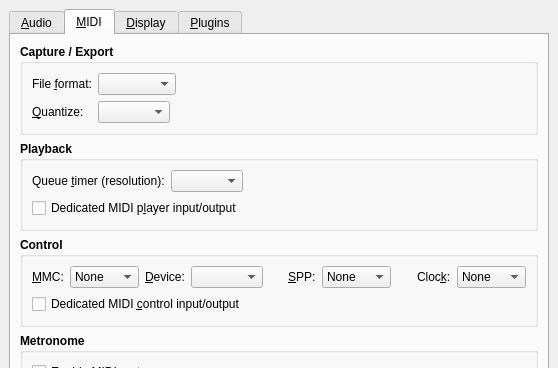
First picture: the form in src/qtractorOptionsForm.ui, repository rncbc/qtractor, before the edit; both pictures show x 0 to 558 and y 0 to 368 of the 558 by 555 pixel window.
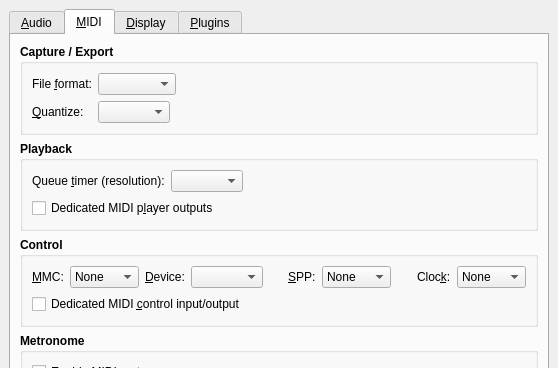
Second picture: the form after the edit. The open tabs and pages were chosen to show the change. Icons and pictures are not drawn.

Commit message: - Options.../Dedicated MIDI player outputs option text fix.

Diff of the .ui file:
```diff
--- a/src/qtractorOptionsForm.ui
+++ b/src/qtractorOptionsForm.ui
@@ -970,7 +970,7 @@
              <string>Whether to have separate MIDI player ports</string>
             </property>
             <property name="text" >
-             <string>Dedicated MIDI p&amp;layer input/output</string>
+             <string>Dedicated MIDI p&amp;layer outputs</string>
             </property>
             <property name="shortcut" >
              <string>Alt+L</string>
```
Left out of the diff: 2 changed lines with no effect on the pictures.
